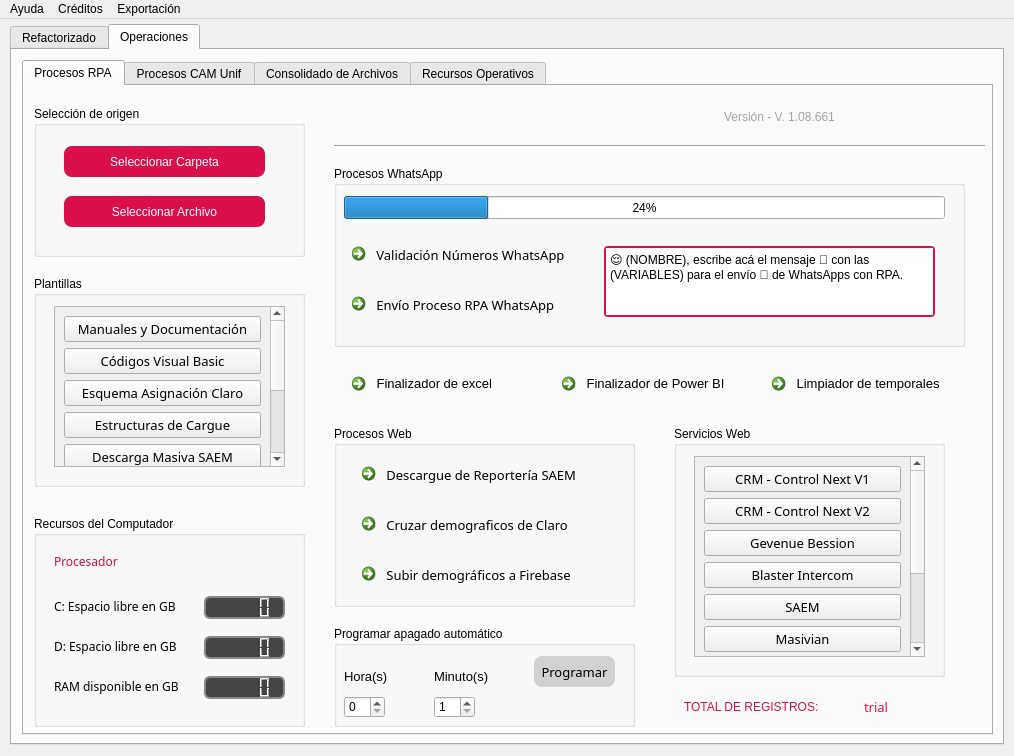
Qt form gui/Project.ui (JU4ND4V1DMM/desktop_syncra) before a commit.
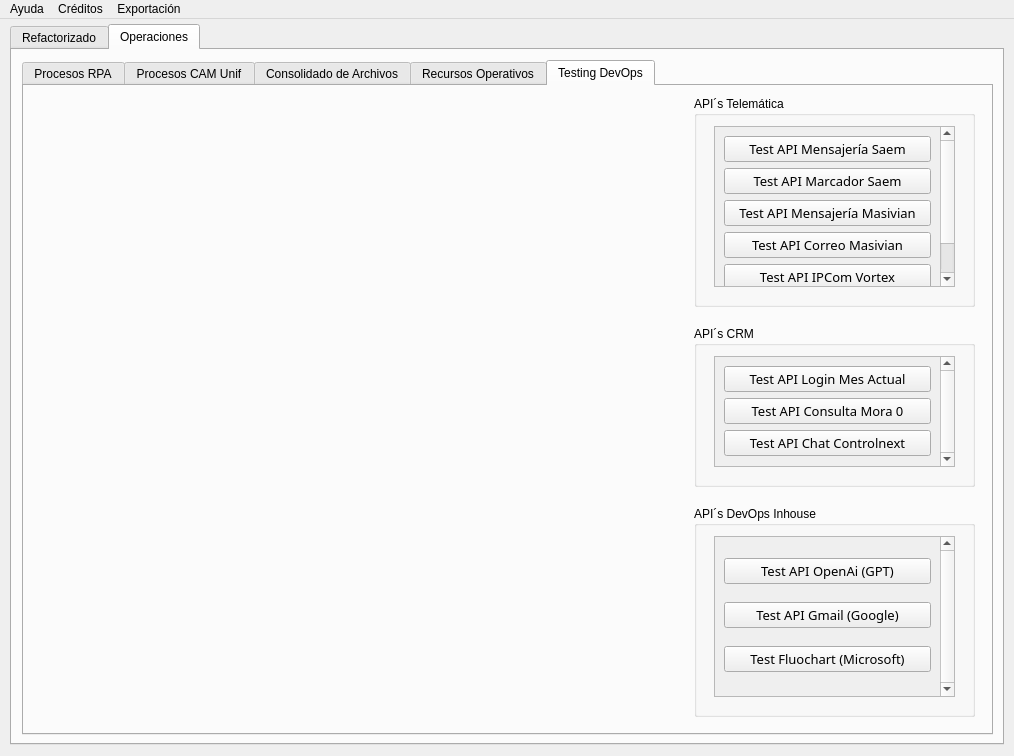
The same form after that commit. The open tabs and pages were chosen to show the change. Icons and pictures are not drawn.

Commit message: Section to testing scripts, conections and API´s

```diff
--- a/gui/Project.ui
+++ b/gui/Project.ui
@@ -5927,6 +5927,524 @@
        <zorder>label_Dates_FLP_2</zorder>
        <zorder>Group_Selection_Starter_4</zorder>
       </widget>
+      <widget class="QWidget" name="tab_5">
+       <attribute name="title">
+        <string>Testing DevOps</string>
+       </attribute>
+       <widget class="QGroupBox" name="Group_Selection_Starter_32">
+        <property name="geometry">
+         <rect>
+          <x>670</x>
+          <y>10</y>
+          <width>281</width>
+          <height>211</height>
+         </rect>
+        </property>
+        <property name="styleSheet">
+         <string notr="true">font: 63 10pt &quot;Bahnschrift SemiBold&quot;;</string>
+        </property>
+        <property name="title">
+         <string>API´s Telemática</string>
+        </property>
+        <widget class="QScrollArea" name="scrollArea_7">
+         <property name="geometry">
+          <rect>
+           <x>20</x>
+           <y>30</y>
+           <width>241</width>
+           <height>161</height>
+          </rect>
+         </property>
+         <property name="layoutDirection">
+          <enum>Qt::LeftToRight</enum>
+         </property>
+         <property name="autoFillBackground">
+          <bool>true</bool>
+         </property>
+         <property name="lineWidth">
+          <number>3</number>
+         </property>
+         <property name="verticalScrollBarPolicy">
+          <enum>Qt::ScrollBarAlwaysOn</enum>
+         </property>
+         <property name="horizontalScrollBarPolicy">
+          <enum>Qt::ScrollBarAsNeeded</enum>
+         </property>
+         <property name="sizeAdjustPolicy">
+          <enum>QAbstractScrollArea::AdjustIgnored</enum>
+         </property>
+         <property name="widgetResizable">
+          <bool>true</bool>
+         </property>
+         <widget class="QWidget" name="scrollAreaWidgetContents_7">
+          <property name="geometry">
+           <rect>
+            <x>0</x>
+            <y>0</y>
+            <width>222</width>
+            <height>192</height>
+           </rect>
+          </property>
+          <layout class="QGridLayout" name="gridLayout_7">
+           <item row="1" column="0">
+            <widget class="QPushButton" name="pushButton_62">
+             <property name="font">
+              <font>
+               <family>Bahnschrift SemiBold</family>
+               <pointsize>10</pointsize>
+               <weight>7</weight>
+               <italic>false</italic>
+               <bold>false</bold>
+              </font>
+             </property>
+             <property name="styleSheet">
+              <string notr="true">/* Al pasar el mouse */
+QPushButton:hover {
+    border: 2px solid rgb(217, 16, 76); /* Borde gris claro */
+    border-radius: 8px;
+}
+QPushButton:pressed
+{
+	color: rgb(255, 255, 255);
+	background-color: rgb(217, 16, 76);
+}</string>
+             </property>
+             <property name="text">
+              <string>Test API Mensajería Saem</string>
+             </property>
+            </widget>
+           </item>
+           <item row="3" column="0">
+            <widget class="QPushButton" name="pushButton_64">
+             <property name="font">
+              <font>
+               <family>Bahnschrift SemiBold</family>
+               <pointsize>10</pointsize>
+               <weight>7</weight>
+               <italic>false</italic>
+               <bold>false</bold>
+              </font>
+             </property>
+             <property name="styleSheet">
+              <string notr="true">/* Al pasar el mouse */
+QPushButton:hover {
+    border: 2px solid rgb(217, 16, 76); /* Borde gris claro */
+    border-radius: 8px;
+}
+QPushButton:pressed
+{
+	color: rgb(255, 255, 255);
+	background-color: rgb(217, 16, 76);
+}</string>
+             </property>
+             <property name="text">
+              <string>Test API Mensajería Masivian</string>
+             </property>
+            </widget>
+           </item>
+           <item row="2" column="0">
+            <widget class="QPushButton" name="pushButton_63">
+             <property name="font">
+              <font>
+               <family>Bahnschrift SemiBold</family>
+               <pointsize>10</pointsize>
+               <weight>7</weight>
+               <italic>false</italic>
+               <bold>false</bold>
+              </font>
+             </property>
+             <property name="styleSheet">
+              <string notr="true">/* Al pasar el mouse */
+QPushButton:hover {
+    border: 2px solid rgb(217, 16, 76); /* Borde gris claro */
+    border-radius: 8px;
+}
+QPushButton:pressed
+{
+	color: rgb(255, 255, 255);
+	background-color: rgb(217, 16, 76);
+}</string>
+             </property>
+             <property name="text">
+              <string>Test API Marcador Saem</string>
+             </property>
+            </widget>
+           </item>
+           <item row="4" column="0">
+            <widget class="QPushButton" name="pushButton_65">
+             <property name="font">
+              <font>
+               <family>Bahnschrift SemiBold</family>
+               <pointsize>10</pointsize>
+               <weight>7</weight>
+               <italic>false</italic>
+               <bold>false</bold>
+              </font>
+             </property>
+             <property name="styleSheet">
+              <string notr="true">/* Al pasar el mouse */
+QPushButton:hover {
+    border: 2px solid rgb(217, 16, 76); /* Borde gris claro */
+    border-radius: 8px;
+}
+QPushButton:pressed
+{
+	color: rgb(255, 255, 255);
+	background-color: rgb(217, 16, 76);
+}</string>
+             </property>
+             <property name="text">
+              <string>Test API Correo Masivian</string>
+             </property>
+            </widget>
+           </item>
+           <item row="6" column="0">
+            <widget class="QPushButton" name="pushButton_69">
+             <property name="font">
+              <font>
+               <family>Bahnschrift SemiBold</family>
+               <pointsize>10</pointsize>
+               <weight>7</weight>
+               <italic>false</italic>
+               <bold>false</bold>
+              </font>
+             </property>
+             <property name="styleSheet">
+              <string notr="true">/* Al pasar el mouse */
+QPushButton:hover {
+    border: 2px solid rgb(217, 16, 76); /* Borde gris claro */
+    border-radius: 8px;
+}
+QPushButton:pressed
+{
+	color: rgb(255, 255, 255);
+	background-color: rgb(217, 16, 76);
+}</string>
+             </property>
+             <property name="text">
+              <string>Test API IPCom Interdigit</string>
+             </property>
+            </widget>
+           </item>
+           <item row="5" column="0">
+            <widget class="QPushButton" name="pushButton_70">
+             <property name="font">
+              <font>
+               <family>Bahnschrift SemiBold</family>
+               <pointsize>10</pointsize>
+               <weight>7</weight>
+               <italic>false</italic>
+               <bold>false</bold>
+              </font>
+             </property>
+             <property name="styleSheet">
+              <string notr="true">/* Al pasar el mouse */
+QPushButton:hover {
+    border: 2px solid rgb(217, 16, 76); /* Borde gris claro */
+    border-radius: 8px;
+}
+QPushButton:pressed
+{
+	color: rgb(255, 255, 255);
+	background-color: rgb(217, 16, 76);
+}</string>
+             </property>
+             <property name="text">
+              <string>Test API IPCom Vortex</string>
+             </property>
+            </widget>
+           </item>
+          </layout>
+         </widget>
+        </widget>
+       </widget>
+       <widget class="QGroupBox" name="Group_Selection_Starter_33">
+        <property name="geometry">
+         <rect>
+          <x>670</x>
+          <y>240</y>
+          <width>281</width>
+          <height>161</height>
+         </rect>
+        </property>
+        <property name="styleSheet">
+         <string notr="true">font: 63 10pt &quot;Bahnschrift SemiBold&quot;;</string>
+        </property>
+        <property name="title">
+         <string>API´s CRM</string>
+        </property>
+        <widget class="QScrollArea" name="scrollArea_8">
+         <property name="geometry">
+          <rect>
+           <x>20</x>
+           <y>30</y>
+           <width>241</width>
+           <height>111</height>
+          </rect>
+         </property>
+         <property name="layoutDirection">
+          <enum>Qt::LeftToRight</enum>
+         </property>
+         <property name="autoFillBackground">
+          <bool>true</bool>
+         </property>
+         <property name="lineWidth">
+          <number>3</number>
+         </property>
+         <property name="verticalScrollBarPolicy">
+          <enum>Qt::ScrollBarAlwaysOn</enum>
+         </property>
+         <property name="horizontalScrollBarPolicy">
+          <enum>Qt::ScrollBarAsNeeded</enum>
+         </property>
+         <property name="sizeAdjustPolicy">
+          <enum>QAbstractScrollArea::AdjustIgnored</enum>
+         </property>
+         <property name="widgetResizable">
+          <bool>true</bool>
+         </property>
+         <widget class="QWidget" name="scrollAreaWidgetContents_8">
+          <property name="geometry">
+           <rect>
+            <x>0</x>
+            <y>0</y>
+            <width>222</width>
+            <height>109</height>
+           </rect>
+          </property>
+          <layout class="QGridLayout" name="gridLayout_8">
+           <item row="1" column="0">
+            <widget class="QPushButton" name="pushButton_66">
+             <property name="font">
+              <font>
+               <family>Bahnschrift SemiBold</family>
+               <pointsize>10</pointsize>
+               <weight>7</weight>
+               <italic>false</italic>
+               <bold>false</bold>
+              </font>
+             </property>
+             <property name="styleSheet">
+              <string notr="true">/* Al pasar el mouse */
+QPushButton:hover {
+    border: 2px solid rgb(217, 16, 76); /* Borde gris claro */
+    border-radius: 8px;
+}
+QPushButton:pressed
+{
+	color: rgb(255, 255, 255);
+	background-color: rgb(217, 16, 76);
+}</string>
+             </property>
+             <property name="text">
+              <string>Test API Login Mes Actual</string>
+             </property>
+            </widget>
+           </item>
+           <item row="3" column="0">
+            <widget class="QPushButton" name="pushButton_67">
+             <property name="font">
+              <font>
+               <family>Bahnschrift SemiBold</family>
+               <pointsize>10</pointsize>
+               <weight>7</weight>
+               <italic>false</italic>
+               <bold>false</bold>
+              </font>
+             </property>
+             <property name="styleSheet">
+              <string notr="true">/* Al pasar el mouse */
+QPushButton:hover {
+    border: 2px solid rgb(217, 16, 76); /* Borde gris claro */
+    border-radius: 8px;
+}
+QPushButton:pressed
+{
+	color: rgb(255, 255, 255);
+	background-color: rgb(217, 16, 76);
+}</string>
+             </property>
+             <property name="text">
+              <string>Test API Chat Controlnext</string>
+             </property>
+            </widget>
+           </item>
+           <item row="2" column="0">
+            <widget class="QPushButton" name="pushButton_68">
+             <property name="font">
+              <font>
+               <family>Bahnschrift SemiBold</family>
+               <pointsize>10</pointsize>
+               <weight>7</weight>
+               <italic>false</italic>
+               <bold>false</bold>
+              </font>
+             </property>
+             <property name="styleSheet">
+              <string notr="true">/* Al pasar el mouse */
+QPushButton:hover {
+    border: 2px solid rgb(217, 16, 76); /* Borde gris claro */
+    border-radius: 8px;
+}
+QPushButton:pressed
+{
+	color: rgb(255, 255, 255);
+	background-color: rgb(217, 16, 76);
+}</string>
+             </property>
+             <property name="text">
+              <string>Test API Consulta Mora 0</string>
+             </property>
+            </widget>
+           </item>
+          </layout>
+         </widget>
+        </widget>
+       </widget>
+       <widget class="QGroupBox" name="Group_Selection_Starter_34">
+        <property name="geometry">
+         <rect>
+          <x>670</x>
+          <y>420</y>
+          <width>281</width>
+          <height>211</height>
+         </rect>
+        </property>
+        <property name="styleSheet">
+         <string notr="true">font: 63 10pt &quot;Bahnschrift SemiBold&quot;;</string>
+        </property>
+        <property name="title">
+         <string>API´s DevOps Inhouse</string>
+        </property>
+        <widget class="QScrollArea" name="scrollArea_9">
+         <property name="geometry">
+          <rect>
+           <x>20</x>
+           <y>30</y>
+           <width>241</width>
+           <height>161</height>
+          </rect>
+         </property>
+         <property name="layoutDirection">
+          <enum>Qt::LeftToRight</enum>
+         </property>
+         <property name="autoFillBackground">
+          <bool>true</bool>
+         </property>
+         <property name="lineWidth">
+          <number>3</number>
+         </property>
+         <property name="verticalScrollBarPolicy">
+          <enum>Qt::ScrollBarAlwaysOn</enum>
+         </property>
+         <property name="horizontalScrollBarPolicy">
+          <enum>Qt::ScrollBarAsNeeded</enum>
+         </property>
+         <property name="sizeAdjustPolicy">
+          <enum>QAbstractScrollArea::AdjustIgnored</enum>
+         </property>
+         <property name="widgetResizable">
+          <bool>true</bool>
+         </property>
+         <widget class="QWidget" name="scrollAreaWidgetContents_9">
+          <property name="geometry">
+           <rect>
+            <x>0</x>
+            <y>0</y>
+            <width>222</width>
+            <height>159</height>
+           </rect>
+          </property>
+          <layout class="QGridLayout" name="gridLayout_9">
+           <item row="0" column="0">
+            <widget class="QPushButton" name="pushButton_71">
+             <property name="font">
+              <font>
+               <family>Bahnschrift SemiBold</family>
+               <pointsize>10</pointsize>
+               <weight>7</weight>
+               <italic>false</italic>
+               <bold>false</bold>
+              </font>
+             </property>
+             <property name="styleSheet">
+              <string notr="true">/* Al pasar el mouse */
+QPushButton:hover {
+    border: 2px solid rgb(217, 16, 76); /* Borde gris claro */
+    border-radius: 8px;
+}
+QPushButton:pressed
+{
+	color: rgb(255, 255, 255);
+	background-color: rgb(217, 16, 76);
+}</string>
+             </property>
+             <property name="text">
+              <string>Test API OpenAi (GPT)</string>
+             </property>
+            </widget>
+           </item>
+           <item row="1" column="0">
+            <widget class="QPushButton" name="pushButton_72">
+             <property name="font">
+              <font>
+               <family>Bahnschrift SemiBold</family>
+               <pointsize>10</pointsize>
+               <weight>7</weight>
+               <italic>false</italic>
+               <bold>false</bold>
+              </font>
+             </property>
+             <property name="styleSheet">
+              <string notr="true">/* Al pasar el mouse */
+QPushButton:hover {
+    border: 2px solid rgb(217, 16, 76); /* Borde gris claro */
+    border-radius: 8px;
+}
+QPushButton:pressed
+{
+	color: rgb(255, 255, 255);
+	background-color: rgb(217, 16, 76);
+}</string>
+             </property>
+             <property name="text">
+              <string>Test API Gmail (Google)</string>
+             </property>
+            </widget>
+           </item>
+           <item row="2" column="0">
+            <widget class="QPushButton" name="pushButton_73">
+             <property name="font">
+              <font>
+               <family>Bahnschrift SemiBold</family>
+               <pointsize>10</pointsize>
+               <weight>7</weight>
+               <italic>false</italic>
+               <bold>false</bold>
+              </font>
+             </property>
+             <property name="styleSheet">
+              <string notr="true">/* Al pasar el mouse */
+QPushButton:hover {
+    border: 2px solid rgb(217, 16, 76); /* Borde gris claro */
+    border-radius: 8px;
+}
+QPushButton:pressed
+{
+	color: rgb(255, 255, 255);
+	background-color: rgb(217, 16, 76);
+}</string>
+             </property>
+             <property name="text">
+              <string>Test Fluochart (Microsoft)</string>
+             </property>
+            </widget>
+           </item>
+          </layout>
+         </widget>
+        </widget>
+       </widget>
+      </widget>
      </widget>
     </widget>
    </widget>
```
Left out of the diff: 4 changed lines with no effect on the pictures. The commit also changes 1 other file.
